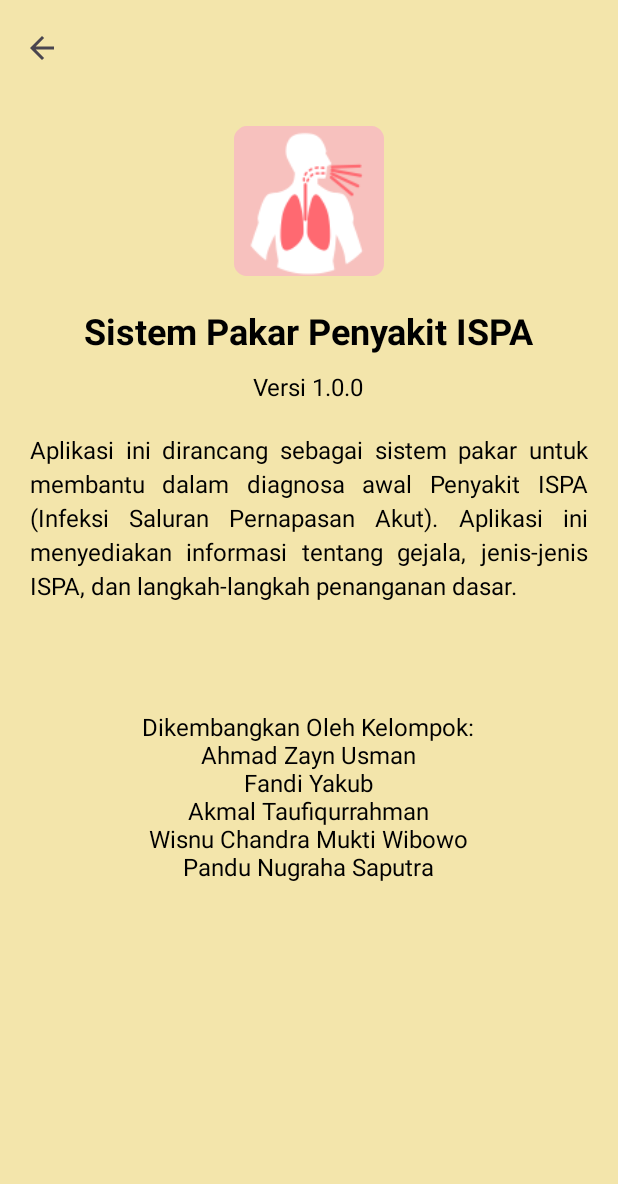
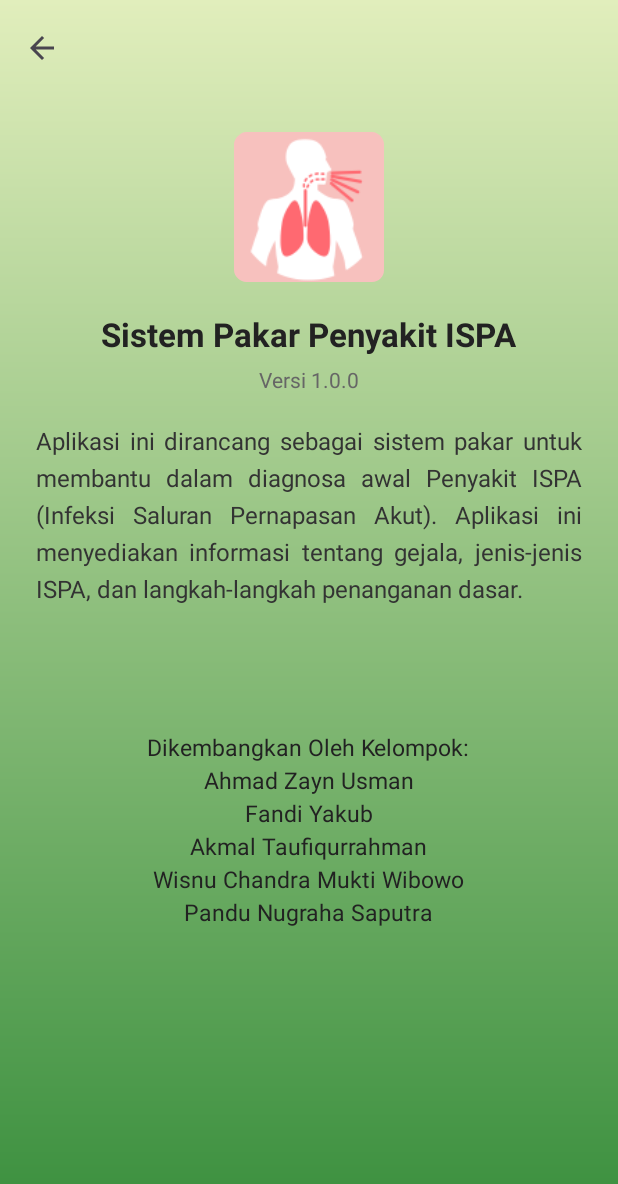
Before and after one commit to Zaynorang/SistemPakarISPA, an Android app: the AboutActivity screen opened directly, with no data from a screen before it, on a phone screen of 412 x 824 dp. Shown: the top 1184 px of the screen. Run offline under Robolectric (Android 15) with nearby library versions, the phone set to English and light mode, and no system bars.

Commit message:
Background About

```diff
--- /dev/null
+++ b/app/src/main/res/drawable/bg_about.xml
@@ -0,0 +1,13 @@
+<?xml version="1.0" encoding="utf-8"?>
+<layer-list xmlns:android="http://schemas.android.com/apk/res/android">
+    <item>
+        <shape android:shape="rectangle">
+            <gradient
+                android:type="linear"
+                android:angle="90"
+                android:startColor="#FF388E3C"
+                android:endColor="#E1EEBC"
+                android:gradientRadius="360"/>
+        </shape>
+    </item>
+</layer-list>
--- /dev/null
+++ b/app/src/main/res/drawable/circle_bg.xml
@@ -0,0 +1,9 @@
+<?xml version="1.0" encoding="utf-8"?>
+
+    <shape xmlns:android="http://schemas.android.com/apk/res/android"
+        android:shape="oval">
+        <solid android:color="#FFFFFF" />
+        <stroke
+            android:width="2dp"
+            android:color="#DDDDDD" />
+    </shape>
--- a/app/src/main/res/layout/activity_about.xml
+++ b/app/src/main/res/layout/activity_about.xml
@@ -4,7 +4,7 @@
     xmlns:tools="http://schemas.android.com/tools"
     android:layout_width="match_parent"
     android:layout_height="match_parent"
-    android:background="#F3E5AB"
+    android:background="@drawable/bg_about"
     android:fitsSystemWindows="true"
     tools:context=".AboutActivity">
 
@@ -13,16 +13,16 @@
         android:layout_height="match_parent"
         android:orientation="vertical">
 
-        <!-- Toolbar untuk judul dan tombol kembali -->
+        <!-- Toolbar -->
         <androidx.appcompat.widget.Toolbar
             android:id="@+id/toolbar"
             android:layout_width="match_parent"
             android:layout_height="?attr/actionBarSize"
             android:background="@android:color/transparent"
             app:titleTextColor="@android:color/black"
-            app:navigationIcon="?attr/homeAsUpIndicator" /> <!-- Ikon panah kembali default -->
+            app:navigationIcon="?attr/homeAsUpIndicator" />
 
-        <!-- Konten About Aplikasi -->
+        <!-- Scrollable Content -->
         <androidx.core.widget.NestedScrollView
             android:layout_width="match_parent"
             android:layout_height="match_parent"
@@ -32,81 +32,91 @@
                 android:layout_width="match_parent"
                 android:layout_height="wrap_content"
                 android:orientation="vertical"
-                android:padding="20dp">
+                android:padding="24dp"
+                android:gravity="center_horizontal">
 
+                <!-- Logo -->
                 <ImageView
                     android:layout_width="100dp"
                     android:layout_height="100dp"
+                    android:layout_marginBottom="20dp"
                     android:layout_gravity="center_horizontal"
-                    android:layout_marginBottom="20dp"
-                    android:src="@mipmap/ic_launcher_round" /> <!-- Pastikan ikon ini ada -->
+                    android:contentDescription="Logo Aplikasi"
+                    android:src="@mipmap/ic_launcher_round" />
 
+                <!-- Judul -->
                 <TextView
                     android:layout_width="wrap_content"
                     android:layout_height="wrap_content"
-                    android:layout_gravity="center_horizontal"
                     android:text="Sistem Pakar Penyakit ISPA"
-                    android:textColor="@android:color/black"
-                    android:textSize="24sp"
+                    android:textColor="#222222"
+                    android:textSize="22sp"
                     android:textStyle="bold"
-                    android:layout_marginBottom="10dp"/>
+                    android:fontFamily="sans-serif"
+                    android:layout_marginBottom="6dp" />
 
+                <!-- Versi -->
                 <TextView
                     android:layout_width="wrap_content"
                     android:layout_height="wrap_content"
-                    android:layout_gravity="center_horizontal"
                     android:text="Versi 1.0.0"
-                    android:textColor="@android:color/black"
-                    android:textSize="16sp"
-                    android:layout_marginBottom="20dp"/>
+                    android:textColor="#666666"
+                    android:textSize="14sp"
+                    android:fontFamily="sans-serif"
+                    android:layout_marginBottom="20dp" />
 
-                <!-- Bagian Informasi Umum -->
+                <!-- Deskripsi Aplikasi -->
                 <TextView
                     android:id="@+id/tvAboutContent"
                     android:layout_width="match_parent"
                     android:layout_height="wrap_content"
                     android:text="Aplikasi ini dirancang sebagai sistem pakar untuk membantu dalam diagnosa awal Penyakit ISPA (Infeksi Saluran Pernapasan Akut). Aplikasi ini menyediakan informasi tentang gejala, jenis-jenis ISPA, dan langkah-langkah penanganan dasar."
-                    android:textColor="@android:color/black"
+                    android:textColor="#333333"
                     android:justificationMode="inter_word"
                     android:textSize="16sp"
-                    android:lineSpacingExtra="4dp"
-                    android:layout_marginBottom="20dp"/>
+                    android:lineSpacingExtra="6dp"
+                    android:fontFamily="sans-serif"
+                    android:layout_marginBottom="24dp" />
 
-                <!-- Bagian Pencetan/Expandable - Misi Aplikasi -->
+                <!-- Misi -->
                 <com.google.android.material.card.MaterialCardView
                     android:id="@+id/mcMisi"
                     android:layout_width="match_parent"
                     android:layout_height="wrap_content"
-                    android:layout_marginVertical="8dp"
+                    android:layout_marginBottom="16dp"
                     app:cardCornerRadius="16dp"
-                    app:cardElevation="2dp"
-                    app:strokeColor="@color/primary"
-                    app:strokeWidth="1dp"/>
+                    app:cardElevation="4dp"
+                    app:strokeColor="#6200EE"
+                    app:strokeWidth="1dp"
+                    app:cardBackgroundColor="@android:color/white" />
 
-                <!-- Bagian Pencetan/Expandable - Visi Aplikasi -->
+                <!-- Visi -->
                 <com.google.android.material.card.MaterialCardView
                     android:id="@+id/mcVisi"
                     android:layout_width="match_parent"
                     android:layout_height="wrap_content"
-                    android:layout_marginVertical="8dp"
+                    android:layout_marginBottom="24dp"
                     app:cardCornerRadius="16dp"
-                    app:cardElevation="2dp"
-                    app:strokeColor="@color/primary"
-                    app:strokeWidth="1dp"/>
+                    app:cardElevation="4dp"
+                    app:strokeColor="#6200EE"
+                    app:strokeWidth="1dp"
+                    app:cardBackgroundColor="@android:color/white" />
 
-                <!-- Bagian Dikembangkan Oleh -->
+                <!-- Developer -->
                 <TextView
                     android:layout_width="wrap_content"
                     android:layout_height="wrap_content"
-                    android:layout_gravity="center_horizontal"
                     android:text="Dikembangkan Oleh Kelompok:\nAhmad Zayn Usman\nFandi Yakub\nAkmal Taufiqurrahman\nWisnu Chandra Mukti Wibowo\nPandu Nugraha Saputra"
-                    android:textColor="@android:color/black"
-                    android:textSize="16sp"
+                    android:textColor="#222222"
+                    android:textSize="15sp"
+                    android:fontFamily="sans-serif"
                     android:textAlignment="center"
-                    android:layout_marginTop="20dp"/>
+                    android:lineSpacingExtra="4dp"
+                    android:layout_marginTop="12dp"
+                    android:padding="8dp" />
 
             </LinearLayout>
+
         </androidx.core.widget.NestedScrollView>
-
     </LinearLayout>
 </androidx.coordinatorlayout.widget.CoordinatorLayout>
```
